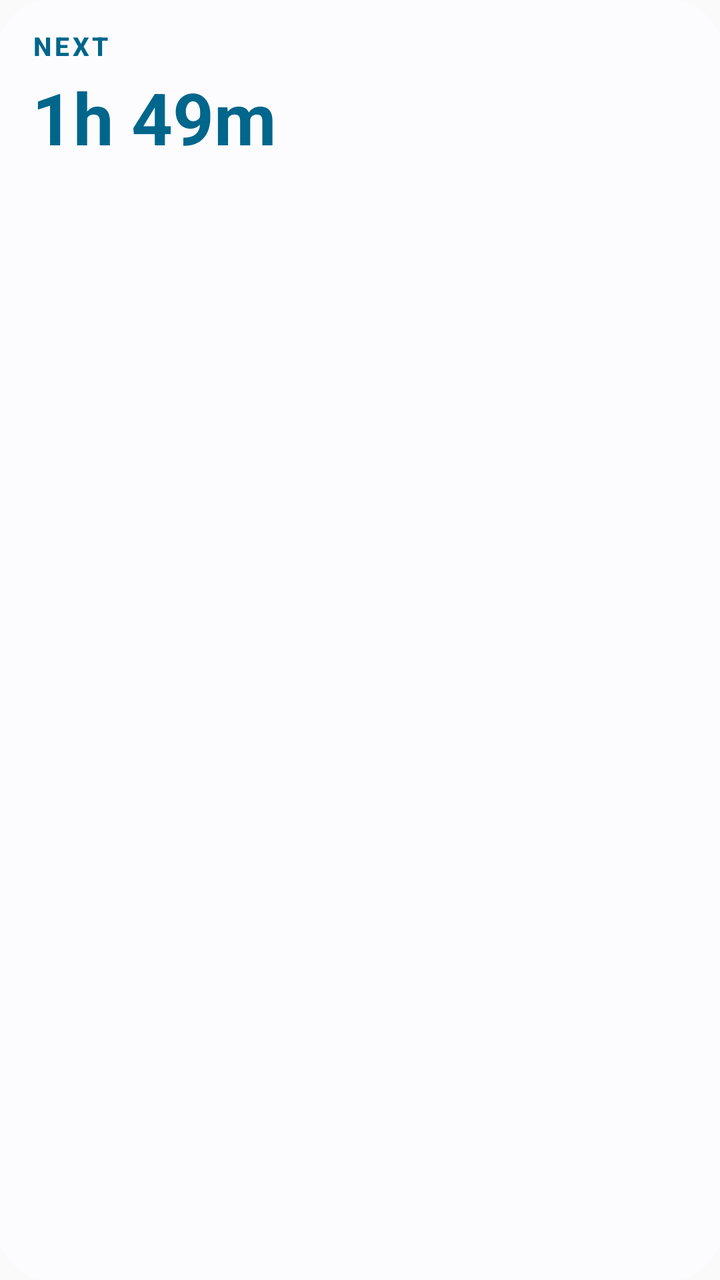
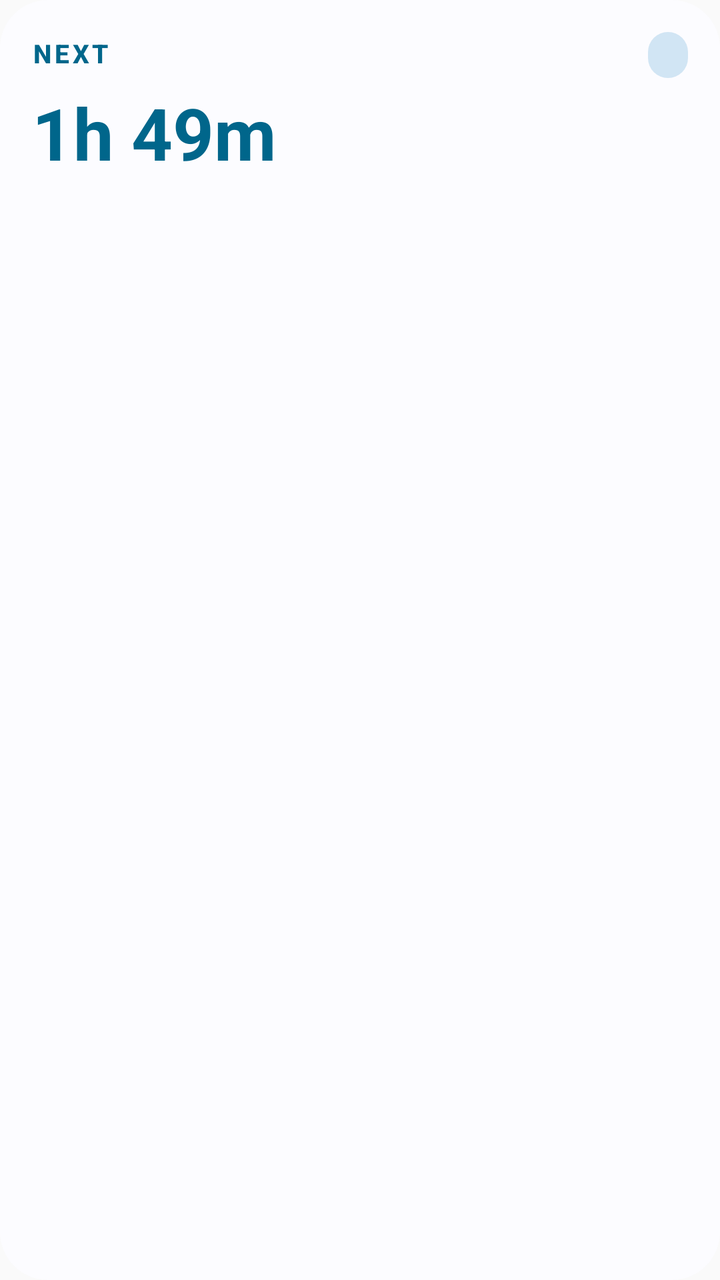

Compare the two renders of this Android layout. The source of the first and the diff that turns it into the second are given below.
<!-- AndroidManifest.xml: application theme Theme.Nexta -->
<!-- res/layout/nexta_focus_widget.xml -->
<?xml version="1.0" encoding="utf-8"?>
<LinearLayout xmlns:android="http://schemas.android.com/apk/res/android"
    android:id="@+id/focus_widget_root"
    android:layout_width="match_parent"
    android:layout_height="match_parent"
    android:orientation="vertical"
    android:padding="16dp"
    android:background="@drawable/nexta_widget_background">

    <LinearLayout
        android:layout_width="match_parent"
        android:layout_height="wrap_content"
        android:gravity="center_vertical">
        <TextView
            android:id="@+id/focus_status"
            android:layout_width="0dp"
            android:layout_height="wrap_content"
            android:layout_weight="1"
            android:includeFontPadding="false"
            android:text="NEXT"
            android:textColor="@color/nexta_widget_accent"
            android:textSize="13sp"
            android:textStyle="bold"
            android:fontFamily="sans-serif-medium"
            android:letterSpacing="0.12" />
        <TextView
            android:id="@+id/focus_location"
            android:layout_width="wrap_content"
            android:layout_height="wrap_content"
            android:maxWidth="120dp"
            android:singleLine="true"
            android:ellipsize="end"
            android:includeFontPadding="false"
            android:textColor="@color/nexta_widget_badge_text"
            android:textSize="11sp"
            android:textStyle="bold" />
    </LinearLayout>

    <TextView
        android:id="@+id/focus_countdown"
        android:layout_width="match_parent"
        android:layout_height="wrap_content"
        android:layout_marginTop="8dp"
        android:includeFontPadding="false"
        android:maxLines="1"
        android:text="1h 49m"
        android:textColor="@color/nexta_widget_accent"
        android:textSize="36sp"
        android:textStyle="bold"
        android:fontFamily="sans-serif" />

    <TextView
        android:id="@+id/focus_title"
        android:layout_width="match_parent"
        android:layout_height="wrap_content"
        android:layout_marginTop="2dp"
        android:includeFontPadding="false"
        android:maxLines="2"
        android:ellipsize="end"
        android:textColor="@color/nexta_widget_on_container"
        android:textSize="17sp"
        android:textStyle="bold"
        android:fontFamily="sans-serif-medium" />

    <TextView
        android:id="@+id/focus_time"
        android:layout_width="match_parent"
        android:layout_height="wrap_content"
        android:layout_marginTop="6dp"
        android:includeFontPadding="false"
        android:maxLines="1"
        android:textColor="@color/nexta_widget_secondary"
        android:textSize="12sp" />

    <TextView
        android:id="@+id/focus_next"
        android:layout_width="match_parent"
        android:layout_height="wrap_content"
        android:layout_marginTop="10dp"
        android:includeFontPadding="false"
        android:maxLines="1"
        android:ellipsize="end"
        android:textColor="@color/nexta_widget_secondary"
        android:textSize="12sp" />

</LinearLayout>
<!-- resources referenced by this layout -->
<resources>
  <color name="nexta_widget_accent">#6750A4</color>
  <color name="nexta_widget_badge_text">#4A4458</color>
  <color name="nexta_widget_on_container">#1D192B</color>
  <color name="nexta_widget_secondary">#625B71</color>
  <!-- drawable nexta_widget_background (drawable) -->
  <?xml version="1.0" encoding="utf-8"?>
  <shape xmlns:android="http://schemas.android.com/apk/res/android">
      <corners android:radius="24dp" />
      <solid android:color="@color/nexta_widget_container" />
  </shape>
  <style name="Theme.Nexta" parent="android:Theme.Material.Light.NoActionBar" />
  <color name="nexta_widget_container">#F7F2FA</color>
</resources>

<!-- the commit's change to res/layout/nexta_focus_widget.xml (unified diff, before → after) -->
@@ -30,6 +30,12 @@
             android:maxWidth="120dp"
             android:singleLine="true"
             android:ellipsize="end"
+            android:paddingStart="10dp"
+            android:paddingEnd="10dp"
+            android:paddingTop="5dp"
+            android:paddingBottom="5dp"
+            android:background="@drawable/nexta_widget_badge"
+            android:gravity="center"
             android:includeFontPadding="false"
             android:textColor="@color/nexta_widget_badge_text"
             android:textSize="11sp"
<!-- resource entries referenced after the edit -->
@@ -10,7 +10,14 @@
       <corners android:radius="24dp" />
       <solid android:color="@color/nexta_widget_container" />
   </shape>
+  <!-- drawable nexta_widget_badge (drawable) -->
+  <?xml version="1.0" encoding="utf-8"?>
+  <shape xmlns:android="http://schemas.android.com/apk/res/android">
+      <corners android:radius="999dp" />
+      <solid android:color="@color/nexta_widget_badge" />
+  </shape>
   <style name="Theme.Nexta" parent="android:Theme.Material.Light.NoActionBar" />
   <color name="nexta_widget_container">#F7F2FA</color>
+  <color name="nexta_widget_badge">#E8DEF8</color>
 </resources>
 
